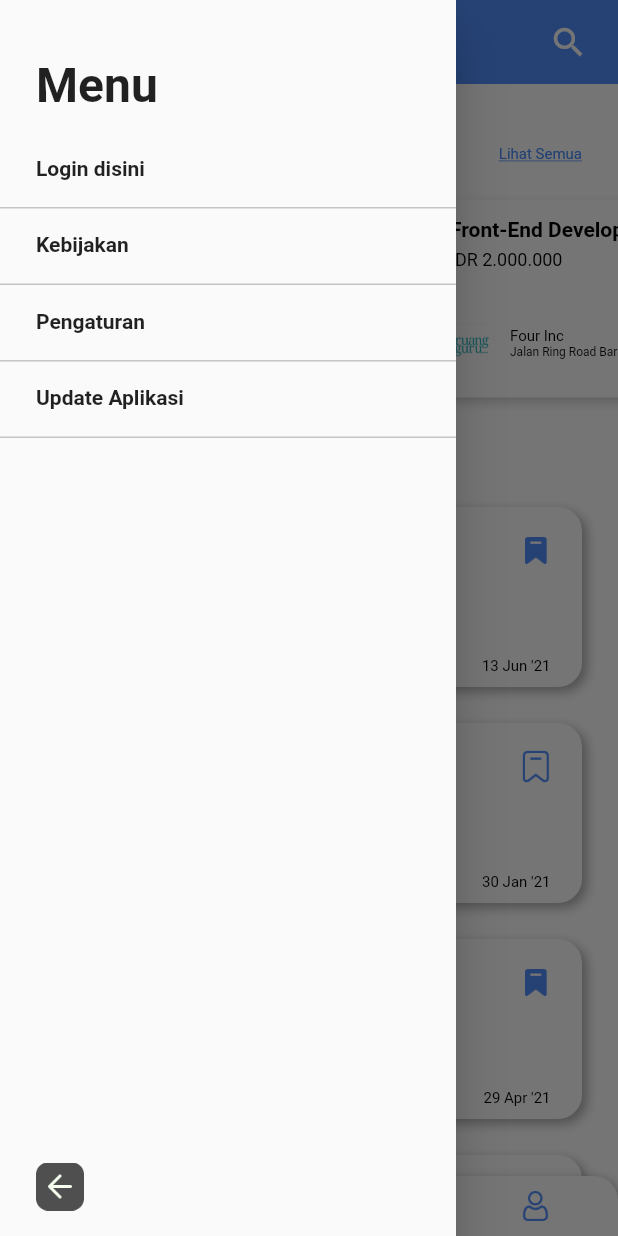
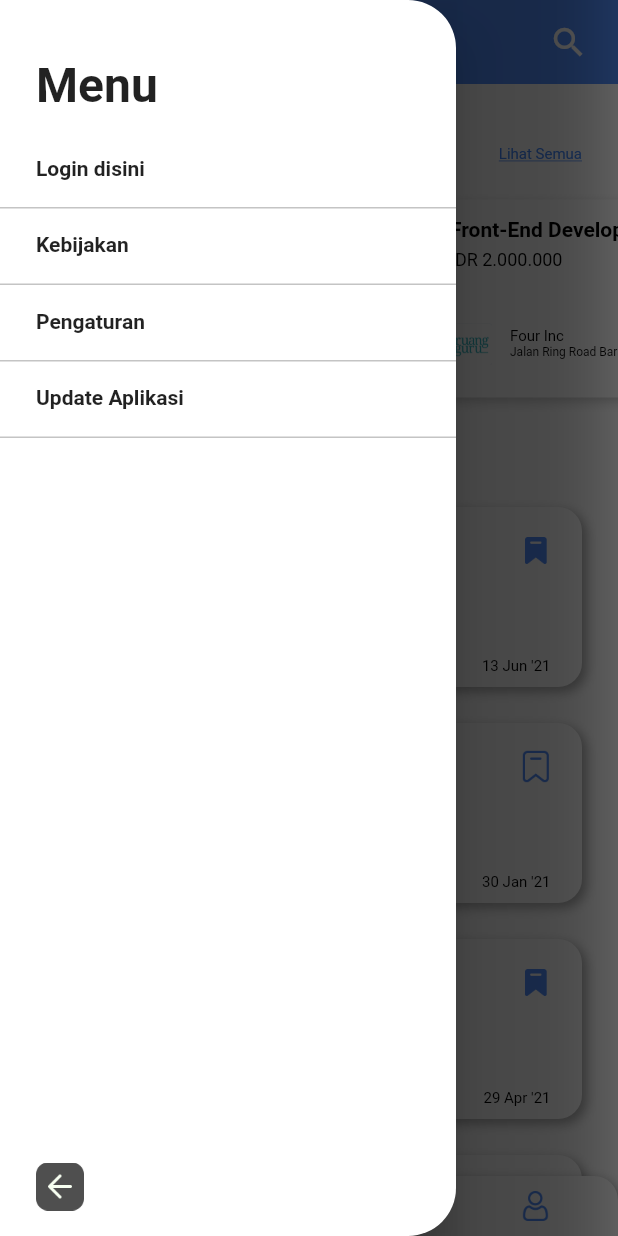
Before and after one commit to fawziah20/front-end-apk, a Flutter app: the MainPage screen opened directly, with the side drawer open, on a phone screen of 412 x 824 dp. Run offline on Flutter 3.47's test engine with Material 2 defaults, Android fonts, the phone set to English and light mode, and no system bars; our stand-ins replace equatable, flutter_custom_clippers, form_field_validator, get, google_fonts, rflutter_alert and 2 more; missing offline and left inert: snapping_sheet.

Commit message:
Revisi custom side bar seperti ui yang ada dan mencoba search namun masih belum bisa

```diff
--- a/lib/main.dart
+++ b/lib/main.dart
@@ -14,7 +14,7 @@ class MyApp extends StatelessWidget {
   Widget build(BuildContext context) {
     return GetMaterialApp(
       debugShowCheckedModeBanner: false,
-      home: CobaSrc(),
+      home: Splash2(),
       theme: ThemeData(
           textTheme: TextTheme(
               title: TextStyle(
--- a/lib/pages/main_page.dart
+++ b/lib/pages/main_page.dart
@@ -15,9 +15,14 @@ class _MainPageState extends State<MainPage> {
   @override
   Widget build(BuildContext context) {
     return Scaffold(
-      drawer: Drawer(
-        child: CustomSidebar(),
-      ),
+      drawer: Theme(
+          data: Theme.of(context).copyWith(
+            canvasColor: Colors
+                .transparent, // set the Color of the drawer transparent; we'll paint above it with the shape
+          ),
+          child: Drawer(
+            child: CustomSidebar(),
+          )),
       appBar: AppBar(
         elevation: 0,
         backgroundColor: "528FFF".toColor(),
--- a/lib/pages/pages.dart
+++ b/lib/pages/pages.dart
@@ -12,6 +12,7 @@ import 'package:latihan1/models/models.dart';
 import 'package:flutter_custom_clippers/flutter_custom_clippers.dart';
 import 'package:get/get.dart';
 import 'package:form_field_validator/form_field_validator.dart';
+import 'package:snapping_sheet/snapping_sheet.dart';
 
 part 'main_page.dart';
 part 'general_page.dart';
@@ -26,3 +27,4 @@ part "general_pages_awal.dart";
 part "sign_up_page.dart";
 part "complete_signup.dart";
 part "coba_src.dart";
+part "coba_src2.dart";
--- a/lib/widgets/custom_sidebar.dart
+++ b/lib/widgets/custom_sidebar.dart
@@ -3,7 +3,19 @@ part of 'widgets.dart';
 class CustomSidebar extends StatelessWidget {
   @override
   Widget build(BuildContext context) {
-    return Stack(
+    return Container(
+      decoration: BoxDecoration(
+          boxShadow: [
+            BoxShadow(
+                color: Colors.black38,
+                offset: new Offset(20.0, 10.0),
+                blurRadius: 50.0,
+                spreadRadius: 90.0)
+          ],
+          color: Colors.white,
+          borderRadius: BorderRadius.only(
+              topRight: Radius.circular(32), bottomRight: Radius.circular(32))),
+      child: Stack(
         children: [
           SafeArea(
             child: Column(
@@ -116,6 +128,7 @@ class CustomSidebar extends StatelessWidget {
             ),
           )
         ],
+      ),
     );
   }
 }
--- a/pubspec.yaml
+++ b/pubspec.yaml
@@ -26,6 +26,7 @@ dependencies:
   cupertino_icons: ^1.0.2
   equatable: ^2.0.0
   form_field_validator: ^1.1.0
+  snapping_sheet: ^3.0.0+2
   splashscreen: ^1.3.5
 
 dev_dependencies:
```
Also changed, not shown: lib/pages/coba_src2.dart (added, +167 -0 lines), pubspec.lock. Lines whose indentation alone changed are shown as unchanged.
